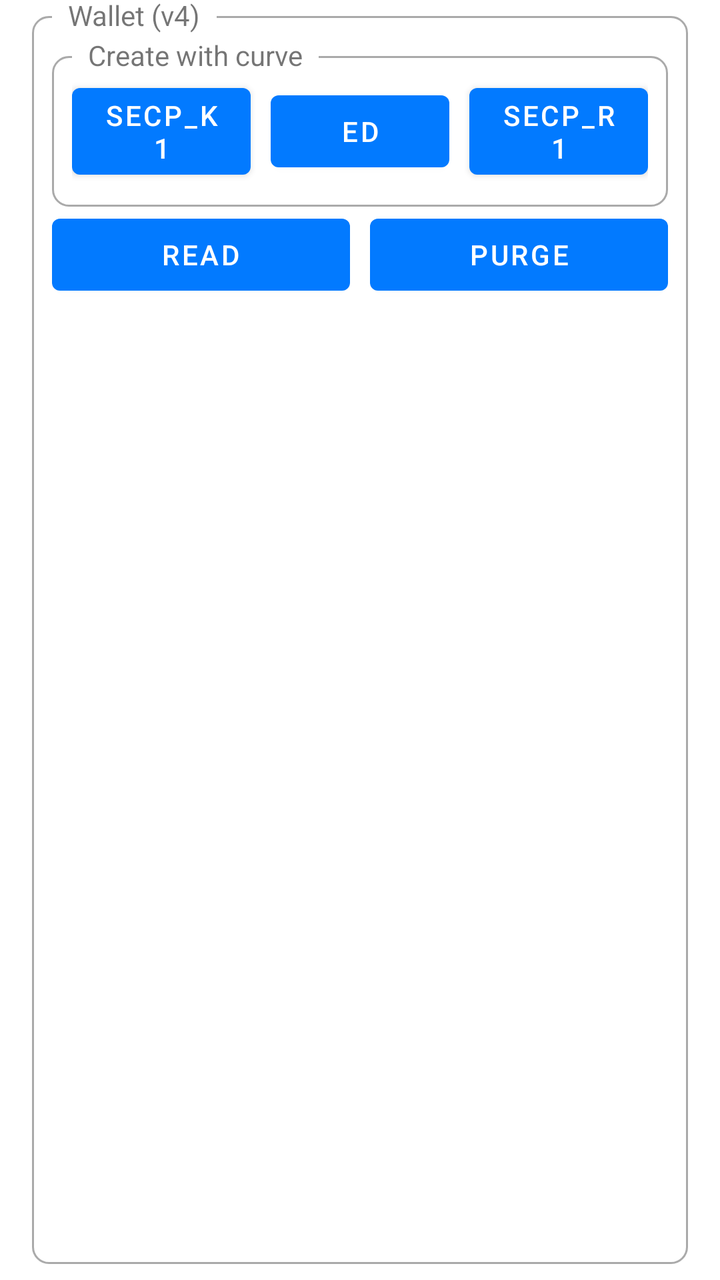
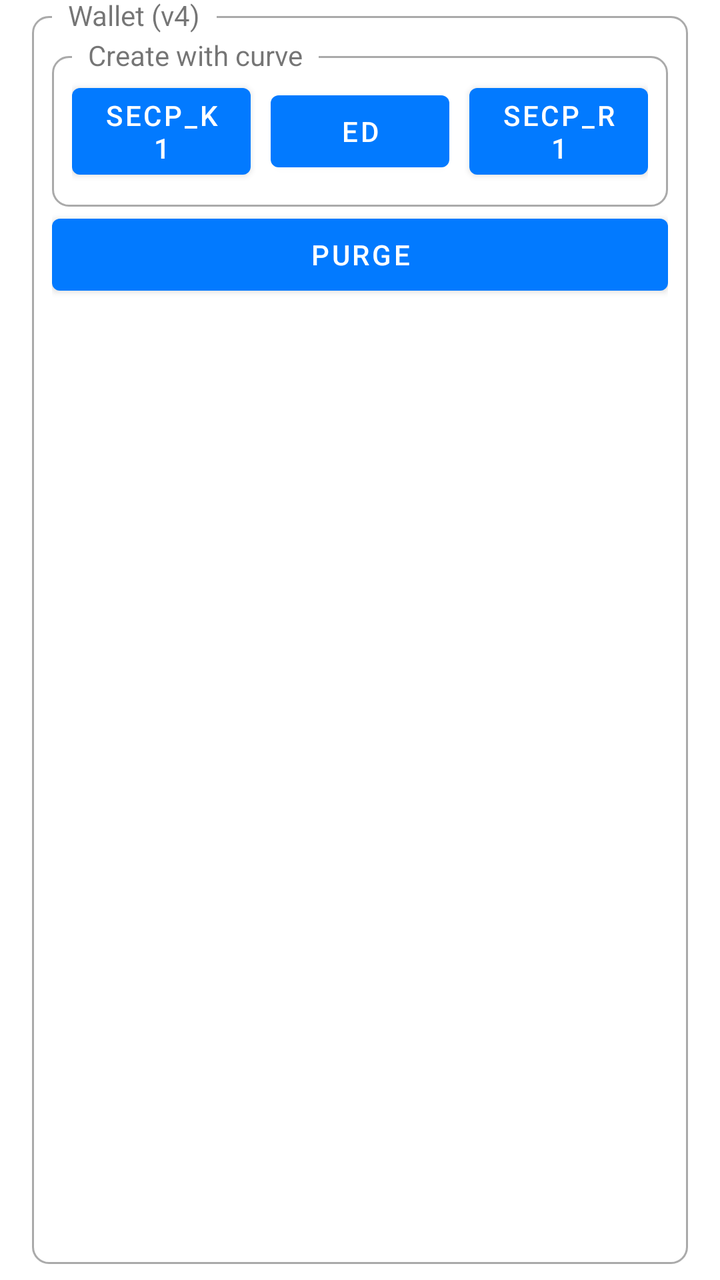

Compare the two renders of this Android layout. The source of the first and the diff that turns it into the second are given below.
<!-- AndroidManifest.xml: application theme AppTheme -->
<!-- res/layout/wallet.xml -->
<?xml version="1.0" encoding="utf-8"?>
<FrameLayout xmlns:android="http://schemas.android.com/apk/res/android"
    xmlns:tools="http://schemas.android.com/tools"
    android:layout_width="match_parent"
    android:layout_height="wrap_content"
    android:clipToPadding="false"
    android:paddingStart="@dimen/box_padding_horizontal"
    android:paddingTop="@dimen/box_padding_vertical"
    android:paddingEnd="@dimen/box_padding_horizontal"
    android:paddingBottom="@dimen/box_padding_vertical">

    <FrameLayout
        android:layout_width="match_parent"
        android:layout_height="match_parent"
        android:background="@drawable/rounded_corner" />

    <TextView
        android:layout_width="wrap_content"
        android:layout_height="wrap_content"
        android:background="?android:windowBackground"
        android:paddingStart="8dp"
        android:paddingEnd="8dp"
        android:text="Wallet (v4)"
        android:translationX="10dp"
        android:translationY="-10dp" />

    <LinearLayout
        android:id="@+id/contentContainer"
        android:layout_width="match_parent"
        android:layout_height="match_parent"
        android:layout_margin="10dp"
        android:orientation="vertical"
        android:visibility="visible">

        <LinearLayout
            android:id="@+id/walletIndexesContainer"
            android:layout_width="match_parent"
            android:layout_height="wrap_content"
            android:orientation="horizontal"
            android:visibility="gone"
            tools:visibility="visible">

            <com.google.android.material.slider.Slider
                android:id="@+id/sliderWallet"
                android:layout_width="0dp"
                android:layout_height="wrap_content"
                android:layout_weight="1" />

            <TextView
                android:id="@+id/tvWalletIndex"
                android:layout_width="wrap_content"
                android:layout_height="wrap_content"
                android:layout_gravity="center"
                android:layout_marginStart="8dp"
                android:layout_marginEnd="8dp" />

        </LinearLayout>

        <FrameLayout
            android:layout_width="match_parent"
            android:layout_height="wrap_content">

            <FrameLayout
                android:layout_width="match_parent"
                android:layout_height="match_parent"
                android:layout_marginTop="10dp"
                android:background="@drawable/rounded_corner" />

            <TextView
                android:layout_width="wrap_content"
                android:layout_height="wrap_content"
                android:background="@android:color/background_light"
                android:paddingStart="8dp"
                android:paddingEnd="8dp"
                android:text="Create with curve"
                android:translationX="10dp" />

            <LinearLayout
                android:layout_width="match_parent"
                android:layout_height="wrap_content"
                android:layout_marginTop="10dp"
                android:gravity="center"
                android:orientation="horizontal"
                android:padding="10dp">

                <Button
                    android:id="@+id/btnCreateWalletSecpK1"
                    android:layout_width="0dp"
                    android:layout_height="wrap_content"
                    android:layout_weight="1"
                    android:text="Secp_K1" />

                <View
                    android:layout_width="10dp"
                    android:layout_height="1dp" />

                <Button
                    android:id="@+id/btnCreateWalletEdwards"
                    android:layout_width="0dp"
                    android:layout_height="wrap_content"
                    android:layout_weight="1"
                    android:text="Ed" />

                <View
                    android:layout_width="10dp"
                    android:layout_height="1dp" />

                <Button
                    android:id="@+id/btnCreateWalletSecpR1"
                    android:layout_width="0dp"
                    android:layout_height="wrap_content"
                    android:layout_weight="1"
                    android:text="Secp_R1" />

            </LinearLayout>

        </FrameLayout>


        <LinearLayout
            android:layout_width="match_parent"
            android:layout_height="wrap_content"
            android:gravity="center"
            android:orientation="horizontal">

            <Button
                android:id="@+id/btnReadWallet"
                android:layout_width="0dp"
                android:layout_height="wrap_content"
                android:layout_weight="1"
                android:text="Read" />

            <View
                android:layout_width="10dp"
                android:layout_height="1dp" />

            <Button
                android:id="@+id/btnPurgeWallet"
                android:layout_width="0dp"
                android:layout_height="wrap_content"
                android:layout_weight="1"
                android:text="Purge" />

        </LinearLayout>

    </LinearLayout>

</FrameLayout>
<!-- resources referenced by this layout -->
<resources>
  <dimen name="box_padding_horizontal">16dp</dimen>
  <dimen name="box_padding_vertical">8dp</dimen>
  <!-- drawable rounded_corner (drawable) -->
  <?xml version="1.0" encoding="utf-8"?>
  <shape xmlns:android="http://schemas.android.com/apk/res/android">
      <stroke
          android:width="1dp"
          android:color="@android:color/darker_gray" />
  
      <solid android:color="@android:color/transparent" />
  
      <padding
          android:bottom="5dp"
          android:left="5dp"
          android:right="5dp"
          android:top="5dp" />
  
      <corners android:radius="8dp" />
  </shape>
  <style name="AppTheme" parent="Theme.MaterialComponents.DayNight.NoActionBar">
          <item name="colorPrimary">@color/primary</item>
          <item name="colorPrimaryDark">@color/primary_dark</item>
          <item name="colorOnPrimary">@color/on_primary</item>
          <item name="colorSecondary">@color/primary</item>
      </style>
  <color name="primary">#027aff</color>
  <color name="primary_dark">#0a02ff</color>
  <color name="on_primary">#FFFFFF</color>
</resources>

<!-- the commit's change to res/layout/wallet.xml (unified diff, before → after) -->
@@ -124,17 +124,6 @@
             android:orientation="horizontal">
 
             <Button
-                android:id="@+id/btnReadWallet"
-                android:layout_width="0dp"
-                android:layout_height="wrap_content"
-                android:layout_weight="1"
-                android:text="Read" />
-
-            <View
-                android:layout_width="10dp"
-                android:layout_height="1dp" />
-
-            <Button
                 android:id="@+id/btnPurgeWallet"
                 android:layout_width="0dp"
                 android:layout_height="wrap_content"
